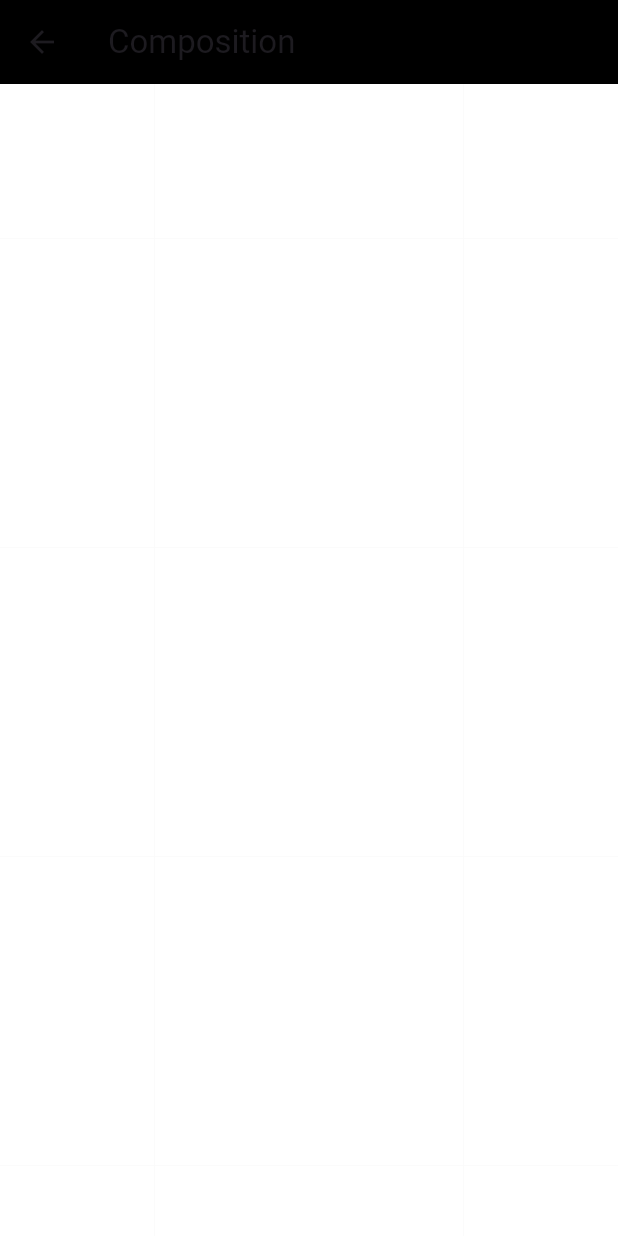
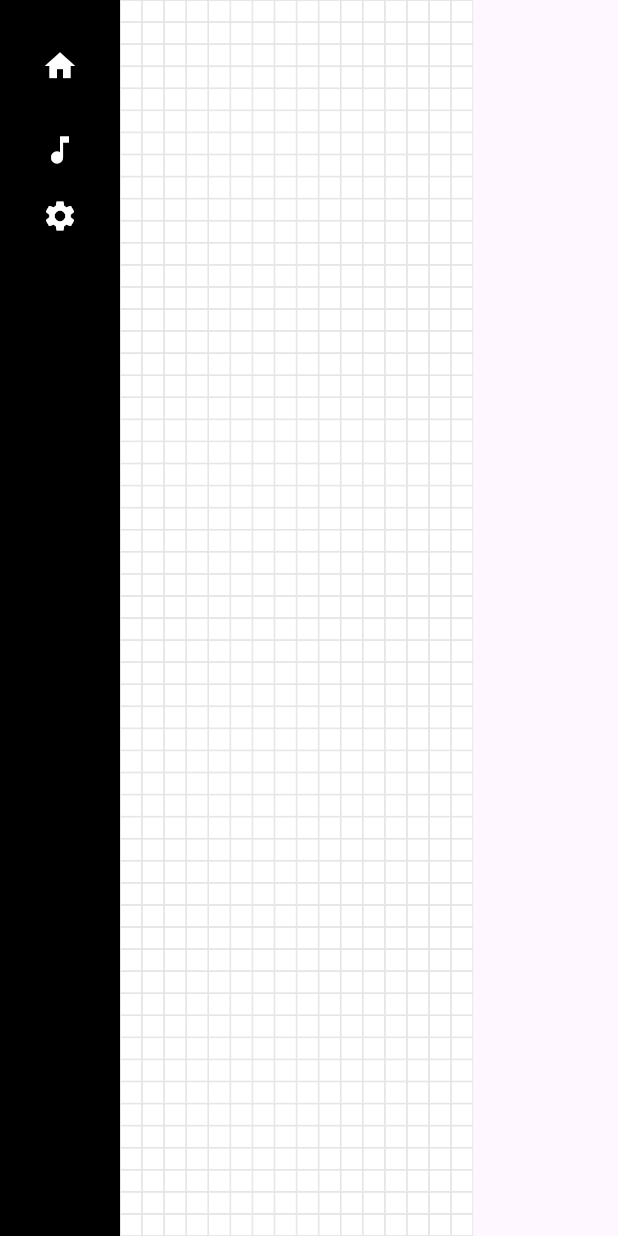
Before and after one commit to shchnad/cell_notation_app, a Flutter app: the screen it shows once a user with an empty profile is signed in, after a tap on "Create Cellnotation", on a phone screen of 412 x 824 dp. Run offline on Flutter 3.47's test engine with Material 3 defaults, Android fonts, the phone set to English and light mode, and no system bars; our stand-ins replace cloud_firestore, firebase_auth, firebase_core, google_sign_in; accounts and stored records are empty.

Commit message:
GRID ADDED OF 56 CELLS

```diff
--- a/lib/main.dart
+++ b/lib/main.dart
@@ -1,8 +1,8 @@
+import 'package:cell_notation_app/screens/composition_screen.dart';
 import 'package:cell_notation_app/screens/main_shell.dart';
 import 'package:flutter/material.dart';
 import 'package:firebase_core/firebase_core.dart';
 import 'package:firebase_auth/firebase_auth.dart';
-
 import 'firebase_options.dart';
 import 'screens/login_screen.dart';
 
--- a/lib/models/beat.dart
+++ b/lib/models/beat.dart
@@ -1,16 +1,13 @@
-import '../models/note.dart';
+import 'note.dart';
 
 class Beat {
-  final String id;        // REQUIRED UNIQUE ID
-  final int index;        // position in grid
-  final int measureIndex; // for visual grouping
-
-  final List<Note> cells; // ALWAYS 56 rows
+  final String id;
+  final int index;
+  final List<Note> notes;
 
   const Beat({
     required this.id,
     required this.index,
-    required this.measureIndex,
-    required this.cells,
+    required this.notes,
   });
 }
--- a/lib/models/note.dart
+++ b/lib/models/note.dart
@@ -7,9 +7,7 @@ import '../enums/accidental.dart';
 import '../enums/ornament.dart';
 
 class Note {
-  final int cellId;
-  final int step;
-  final int octave;
+  final int row; // 0–55 pitch grid
   final Status status;
   final Hand hand;
   final Finger? finger;
@@ -19,10 +17,8 @@ class Note {
   final Nuance? nuance;
   final DateTime createdAt;
 
-  Note({
-    required this.cellId,
-    required this.step,
-    required this.octave,
+  const Note({
+    required this.row,
     required this.status,
     required this.hand,
     this.finger,
@@ -31,35 +27,5 @@ class Note {
     this.ornament,
     this.nuance,
     required this.createdAt,
-  }) : assert(
-  status != Status.empty || articulation == null,
-  'Empty cells cannot have articulation',
-  );
-
-  Note copyWith({
-    int? cellId,
-    int? step,
-    int? octave,
-    Status? status,
-    Hand? hand,
-    Finger? finger,
-    Accidental? accidental,
-    Articulation? articulation,
-    Ornament? ornament,
-    Nuance? nuance,
-    DateTime? createdAt,
-  }) {
-    return Note(
-      cellId: cellId ?? this.cellId,
-      step: step ?? this.step,
-      octave: octave ?? this.octave,
-      status: status ?? this.status,
-      hand: hand ?? this.hand,
-      finger: finger ?? this.finger,
-      accidental: accidental ?? this.accidental,
-      articulation: articulation ?? this.articulation,
-      ornament: ornament ?? this.ornament,
-      nuance: nuance ?? this.nuance,
-      createdAt: createdAt ?? this.createdAt,
-    );
-  }}
+  });
+}
--- /dev/null
+++ b/lib/screens/beat_widget.dart
@@ -0,0 +1,27 @@
+import 'package:flutter/material.dart';
+import '../models/beat.dart';
+import 'note_widget.dart';
+
+
+class BeatWidget extends StatelessWidget {
+  final Beat beat;
+  final double cellSize;
+
+  const BeatWidget({
+    super.key,
+    required this.beat,
+    required this.cellSize,
+  });
+
+  @override
+  Widget build(BuildContext context) {
+    return Column(
+      children: beat.notes.map((note) {
+        return NoteWidget(
+          note: note,
+          size: cellSize,
+        );
+      }).toList(),
+    );
+  }
+}
--- a/lib/screens/composition_screen.dart
+++ b/lib/screens/composition_screen.dart
@@ -1,197 +1,71 @@
 import 'package:flutter/material.dart';
+import '../models/beat.dart';
+import '../screens/beat_widget.dart';
+import 'beat_widget.dart';
 
-enum CellStatus { off, on, cont }
-
-class CellModel {
-  CellStatus status;
-  String? pitch; // e.g. "2+"
-  String? articulation; // MARCATO, LEGATO, etc
-  String hand; // left / right
-
-  CellModel({
-    this.status = CellStatus.off,
-    this.pitch,
-    this.articulation,
-    this.hand = "right",
-  });
-}
-
-class CompositionScreen extends StatefulWidget {
-  final int measuresCount; // default 3
-  final int beatsPerMeasure;
+class CompositionScreen extends StatelessWidget {
+  final List<Beat> beats;
 
   const CompositionScreen({
     super.key,
-    this.measuresCount = 3,
-    this.beatsPerMeasure = 4,
+    required this.beats,
   });
 
   @override
-  State<CompositionScreen> createState() => _CompositionScreenState();
-}
+  Widget build(BuildContext context) {
+    final screenHeight = MediaQuery.of(context).size.height;
 
-class _CompositionScreenState extends State<CompositionScreen> {
-  static const int pitchRows = 56;
-  static const int maxMeasures = 10;
+    // 56 rows must fit exactly
+    final cellSize = screenHeight / 56;
 
-  late List<List<List<CellModel>>> grid;
-  // [measure][beat][pitchRow]
+    return Scaffold(
+      body: Row(
+        children: [
 
-  @override
-  void initState() {
-    super.initState();
-    _initGrid();
-  }
+          // 🎛 LEFT SIDEBAR (NEW)
+          Container(
+            width: 80,
+            color: Colors.black,
+            child: SafeArea(
+              child: Column(
+                children: [
+                  const SizedBox(height: 20),
 
-  void _initGrid() {
-    int measures =
-    widget.measuresCount.clamp(1, maxMeasures);
+                  IconButton(
+                    icon: const Icon(Icons.home, color: Colors.white),
+                    onPressed: () {
+                      Navigator.pop(context);
+                    },
+                  ),
 
-    grid = List.generate(measures, (m) {
-      return List.generate(widget.beatsPerMeasure, (b) {
-        return List.generate(pitchRows, (p) {
-          return CellModel();
-        });
-      });
-    });
-  }
+                  const SizedBox(height: 20),
 
-  void _toggleTap(int m, int b, int p) {
-    setState(() {
-      final cell = grid[m][b][p];
+                  const Icon(Icons.music_note, color: Colors.white),
+                  const SizedBox(height: 20),
 
-      if (cell.status == CellStatus.off) {
-        cell.status = CellStatus.on;
-        cell.pitch = _pitchLabel(p);
+                  const Icon(Icons.settings, color: Colors.white),
+                ],
+              ),
+            ),
+          ),
 
-        // TODO: trigger sound here
-      } else {
-        cell.status = CellStatus.off;
-        cell.pitch = null;
-      }
-    });
-  }
-
-  void _longPress(int m, int b, int p) {
-    setState(() {
-      final cell = grid[m][b][p];
-
-      if (cell.status == CellStatus.off) {
-        cell.status = CellStatus.cont;
-      } else {
-        cell.status = CellStatus.off;
-      }
-    });
-  }
-
-  String _pitchLabel(int row) {
-    // simple placeholder mapping (you will replace with tonal engine)
-    const degrees = ["1", "2", "3", "4", "5", "6", "7"];
-    return degrees[row % 7];
-  }
-
-  Border _articulationBorder(String? art) {
-    switch (art) {
-      case "MARCATO":
-        return Border.all(color: Colors.red, width: 2);
-
-      case "TENUTO":
-        return const Border(
-          top: BorderSide(color: Colors.red, width: 2),
-        );
-
-      case "LEGATO":
-        return const Border(
-          bottom: BorderSide(color: Colors.red, width: 2),
-        );
-
-      case "STACCATO":
-        return const Border(
-          left: BorderSide(color: Colors.red, width: 2),
-        );
-
-      default:
-        return Border.all(color: Colors.transparent);
-    }
-  }
-
-  Color _cellColor(CellModel cell) {
-    if (cell.status == CellStatus.off) {
-      return Colors.white;
-    }
-    return cell.hand == "left"
-        ? Colors.blue
-        : Colors.black;
-  }
-
-  Widget _buildCell(int m, int b, int p, double size) {
-    final cell = grid[m][b][p];
-
-    return GestureDetector(
-      onTap: () => _toggleTap(m, b, p),
-      onLongPress: () => _longPress(m, b, p),
-      child: Container(
-        width: size,
-        height: size,
-        decoration: BoxDecoration(
-          color: _cellColor(cell),
-          border: _articulationBorder(cell.articulation),
-        ),
-        child: Center(
-          child: cell.status == CellStatus.on
-              ? Text(
-            cell.pitch ?? "",
-            style: const TextStyle(
-              color: Colors.white,
-              fontWeight: FontWeight.bold,
+          // 🎹 GRID AREA (UNCHANGED LOGIC)
+          Expanded(
+            child: SingleChildScrollView(
+              scrollDirection: Axis.horizontal,
+              child: Row(
+                crossAxisAlignment: CrossAxisAlignment.start,
+                children: beats.map((beat) {
+                  return BeatWidget(
+                    beat: beat,
+                    cellSize: cellSize,
+                  );
+                }).toList(),
+              ),
             ),
-          )
-              : const SizedBox.shrink(),
-        ),
+          ),
+        ],
       ),
     );
   }
-
-  Widget _buildGrid() {
-    return LayoutBuilder(
-      builder: (context, constraints) {
-        final cellSize =
-            constraints.maxWidth / widget.beatsPerMeasure;
-
-        return SingleChildScrollView(
-          scrollDirection: Axis.horizontal,
-          child: SingleChildScrollView(
-            child: Column(
-              children: [
-                for (int p = 0; p < pitchRows; p++)
-                  Row(
-                    children: [
-                      for (int m = 0;
-                      m < grid.length;
-                      m++)
-                        for (int b = 0;
-                        b < widget.beatsPerMeasure;
-                        b++)
-                          _buildCell(m, b, p, cellSize),
-                    ],
-                  ),
-              ],
-            ),
-          ),
-        );
-      },
-    );
-  }
-
-  @override
-  Widget build(BuildContext context) {
-    return Scaffold(
-      backgroundColor: Colors.grey.shade200,
-      appBar: AppBar(
-        title: const Text("Composition"),
-        backgroundColor: Colors.black,
-      ),
-      body: _buildGrid(),
-    );
-  }
 }
--- a/lib/screens/home_screen.dart
+++ b/lib/screens/home_screen.dart
@@ -1,5 +1,10 @@
 import 'dart:ui';
 import 'package:flutter/material.dart';
+import '../enums/articulation.dart';
+import '../enums/hand.dart';
+import '../enums/status.dart';
+import '../models/beat.dart';
+import '../models/note.dart';
 import 'composition_screen.dart';
 import '../services/auth_service.dart';
 
@@ -68,10 +73,32 @@ class _HomeScreenState extends State<HomeScreen> {
                         foregroundColor: Colors.blue.shade900,
                       ),
                       onPressed: () {
+                        final beats = List.generate(
+                          16,
+                              (beatIndex) => Beat(
+                            id: 'beat_$beatIndex',
+                            index: beatIndex,
+                            notes: List.generate(
+                              56,
+                                  (row) => Note(
+                                row: row,
+                                status: Status.empty,
+                                hand: Hand.right,
+                                articulation: Articulation.none,
+                                finger: null,
+                                accidental: null,
+                                ornament: null,
+                                nuance: null,
+                                createdAt: DateTime.now(),
+                              ),
+                            ),
+                          ),
+                        );
+
                         Navigator.push(
                           context,
                           MaterialPageRoute(
-                            builder: (_) => const CompositionScreen(),
+                            builder: (_) => CompositionScreen(beats: beats),
                           ),
                         );
                       },
--- /dev/null
+++ b/lib/screens/note_widget.dart
@@ -0,0 +1,48 @@
+import 'package:flutter/material.dart';
+import '../models/note.dart';
+import '../enums/status.dart';
+import '../enums/hand.dart';
+import '../enums/articulation.dart';
+
+
+class NoteWidget extends StatelessWidget {
+  final Note note;
+  final double size;
+
+  const NoteWidget({
+    super.key,
+    required this.note,
+    required this.size,
+  });
+
+  @override
+  Widget build(BuildContext context) {
+    return SizedBox(
+      width: size,
+      height: size,
+      child: Container(
+        decoration: BoxDecoration(
+          color: _color(),
+          border: Border.all(
+            color: Colors.grey.shade300, // 👈 GRID LINES BACK
+            width: 0.5,
+          ),
+        ),
+      ),
+    );
+  }
+
+  Color _color() {
+    switch (note.status) {
+      case Status.empty:
+        return Colors.white;
+
+      case Status.start:
+        return note.hand == Hand.left ? Colors.blue : Colors.black;
+
+      case Status.hold:
+        return (note.hand == Hand.left ? Colors.blue : Colors.black)
+            .withOpacity(0.4);
+    }
+  }
+}
```
